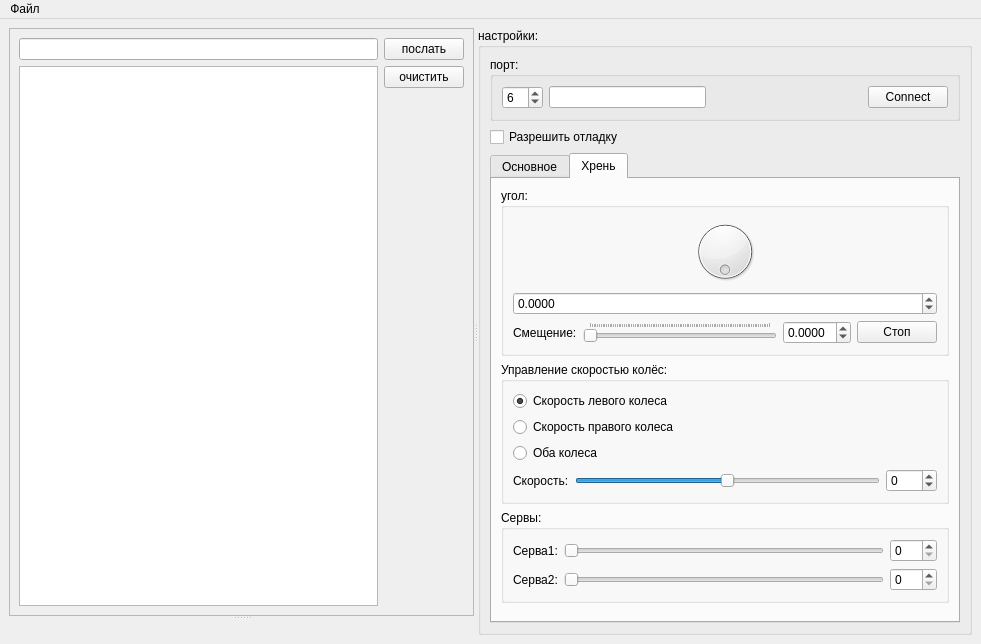
Above: python_test/interface/main_window.ui from AlexLexx706/robocar before the change. Below: the same form after it.
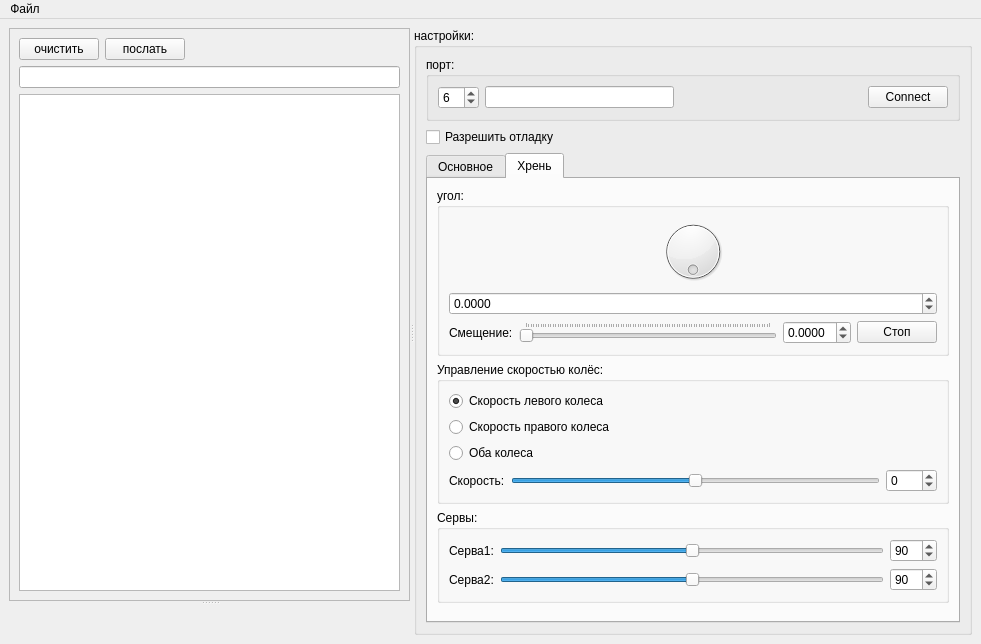
That is the form after the change. The open tabs and pages were chosen to show the change. Icons and pictures are not drawn. Custom widgets are drawn as their Qt base class.

```diff
--- a/python_test/interface/main_window.ui
+++ b/python_test/interface/main_window.ui
@@ -35,46 +35,46 @@
          <enum>QFrame::Raised</enum>
         </property>
         <layout class="QGridLayout" name="gridLayout_9">
-         <item row="2" column="1">
+         <item row="0" column="1">
           <widget class="QPushButton" name="pushButton_send">
            <property name="text">
             <string>послать</string>
            </property>
           </widget>
          </item>
-         <item row="3" column="0" rowspan="3">
-          <widget class="QPlainTextEdit" name="plainTextEdit_log">
-           <property name="readOnly">
-            <bool>true</bool>
-           </property>
-           <property name="centerOnScroll">
-            <bool>true</bool>
-           </property>
-          </widget>
-         </item>
-         <item row="2" column="0">
-          <widget class="QLineEdit" name="lineEdit_text"/>
-         </item>
-         <item row="3" column="1">
-          <widget class="QPushButton" name="pushButton_clear">
-           <property name="text">
-            <string>очистить</string>
-           </property>
-          </widget>
-         </item>
-         <item row="4" column="1">
-          <spacer name="verticalSpacer_2">
+         <item row="0" column="3">
+          <spacer name="horizontalSpacer_3">
            <property name="orientation">
-            <enum>Qt::Vertical</enum>
+            <enum>Qt::Horizontal</enum>
            </property>
            <property name="sizeHint" stdset="0">
             <size>
-             <width>20</width>
-             <height>471</height>
+             <width>40</width>
+             <height>20</height>
             </size>
            </property>
           </spacer>
          </item>
+         <item row="0" column="0">
+          <widget class="QPushButton" name="pushButton_clear">
+           <property name="text">
+            <string>очистить</string>
+           </property>
+          </widget>
+         </item>
+         <item row="3" column="0" colspan="4">
+          <widget class="QLineEdit" name="lineEdit_text"/>
+         </item>
+         <item row="4" column="0" rowspan="2" colspan="4">
+          <widget class="QPlainTextEdit" name="plainTextEdit_log">
+           <property name="readOnly">
+            <bool>true</bool>
+           </property>
+           <property name="centerOnScroll">
+            <bool>true</bool>
+           </property>
+          </widget>
+         </item>
         </layout>
        </widget>
        <widget class="QLabel" name="label_video">
@@ -678,7 +678,10 @@
                     <number>180</number>
                    </property>
                    <property name="pageStep">
-                    <number>10</number>
+                    <number>1</number>
+                   </property>
+                   <property name="value">
+                    <number>90</number>
                    </property>
                    <property name="tracking">
                     <bool>true</bool>
@@ -699,6 +702,9 @@
                    <property name="maximum">
                     <number>180</number>
                    </property>
+                   <property name="value">
+                    <number>90</number>
+                   </property>
                   </widget>
                  </item>
                 </layout>
@@ -721,7 +727,10 @@
                     <number>180</number>
                    </property>
                    <property name="pageStep">
-                    <number>10</number>
+                    <number>1</number>
+                   </property>
+                   <property name="value">
+                    <number>90</number>
                    </property>
                    <property name="tracking">
                     <bool>true</bool>
@@ -742,6 +751,9 @@
                    <property name="maximum">
                     <number>180</number>
                    </property>
+                   <property name="value">
+                    <number>90</number>
+                   </property>
                   </widget>
                  </item>
                 </layout>
@@ -847,6 +859,13 @@
    </property>
   </action>
  </widget>
+ <customwidgets>
+  <customwidget>
+   <class>LabelExt</class>
+   <extends>QLabel</extends>
+   <header>label_ext</header>
+  </customwidget>
+ </customwidgets>
  <resources>
   <include location="res.qrc"/>
  </resources>
```
Left out of the diff: 64 changed lines with no effect on the pictures.
